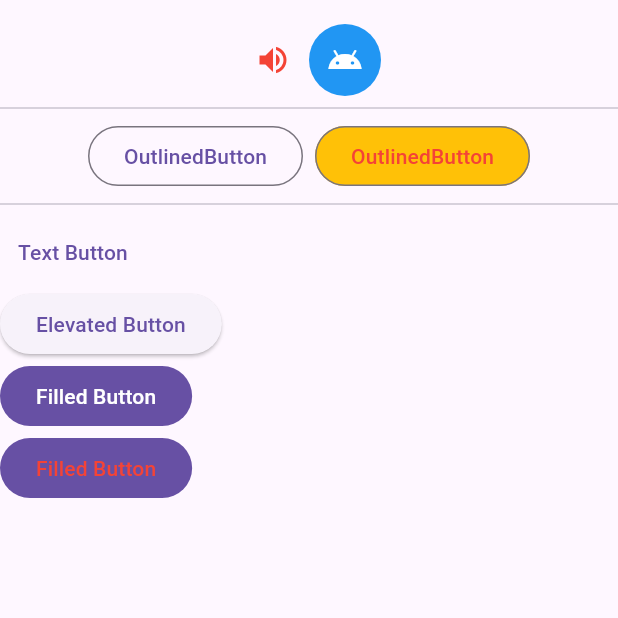
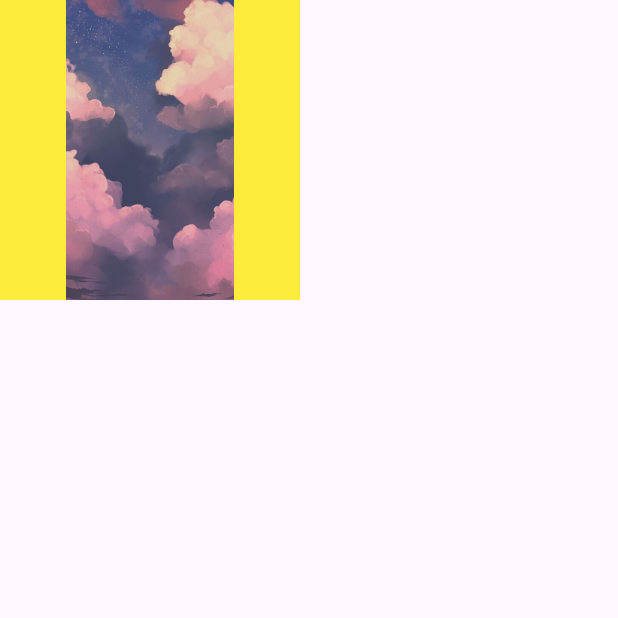
Before and after one commit to thanawatjanhan/flutter_application, a Flutter app: the screen it shows after launch, on a phone screen of 412 x 824 dp, the top half of it. Run offline on Flutter 3.47's test engine with Material 3 defaults, Android fonts, the phone set to English and light mode, and no system bars.

Commit message:
Add image demo

```diff
--- a/lib/main.dart
+++ b/lib/main.dart
@@ -1,9 +1,10 @@
 import 'package:flutter/material.dart';
-import 'package:flutter_application_1/week06/button_demo.dart';
+// import 'package:flutter_application_1/week06/button_demo.dart';
+import 'package:flutter_application_1/week06/image_demo.dart';
 // import 'package:flutter_application_1/week01/basic.dart';
 // import 'package:flutter_application_1/week01/counter.dart';
 // import 'package:flutter_application_1/week06/login_page.dart';
 
 void main() {
-  runApp(MaterialApp(home: ButtonDemo())); //MaterialApp
+  runApp(MaterialApp(home: ImageDemo())); //MaterialApp
 }
--- /dev/null
+++ b/lib/week06/image_demo.dart
@@ -0,0 +1,22 @@
+import 'package:flutter/material.dart';
+
+class ImageDemo extends StatelessWidget {
+  const ImageDemo({super.key});
+
+  @override
+  Widget build(BuildContext context) {
+    return Scaffold(
+      body: SafeArea(
+        child: Container(
+          color: Colors.yellow,
+          width: 200,
+          height: 200,
+          // child: Image.network(
+          //   "https://i.pinimg.com/originals/2e/c6/b5/2ec6b5e14fe0cba0cb0aa5d2caeeccc6.jpg",
+          //   fit: BoxFit.cover,
+          child: Image.asset("assets/images/sky.jpg"),
+        ),
+      ),
+    );
+  }
+}
```
Also changed, not shown: assets/images/sky.jpg (added).
